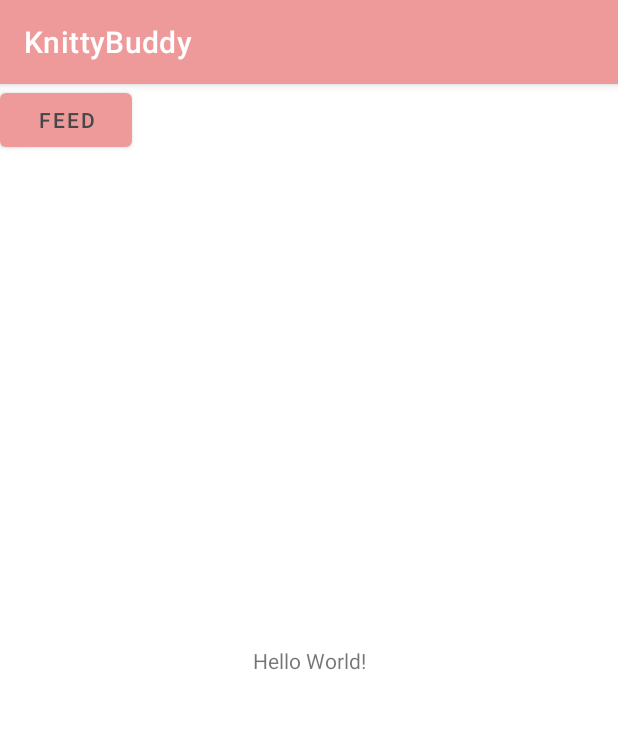
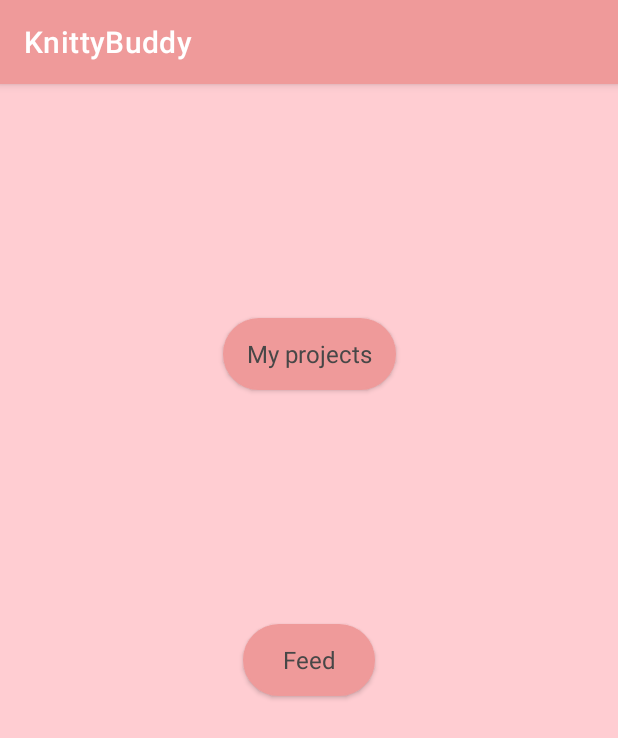
Before and after one commit to Solguden/knittybuddy, an Android app: the screen it shows after launch (MenuActivity), on a phone screen of 412 x 824 dp. Shown: the top 738 px of the screen. Run offline under Robolectric (Android 15) with nearby library versions, the phone set to English and light mode, and no system bars.

Commit message:
added adaptor to project

```diff
--- a/app/src/main/java/dk/au/mad21spring/group20/knittybuddy/MenuActivity.java
+++ b/app/src/main/java/dk/au/mad21spring/group20/knittybuddy/MenuActivity.java
@@ -8,17 +8,28 @@ import android.view.View;
 import android.widget.Button;
 
 import dk.au.mad21spring.group20.knittybuddy.feed.FeedActivity;
+import dk.au.mad21spring.group20.knittybuddy.project.ProjectEditActivity;
+import dk.au.mad21spring.group20.knittybuddy.project.ProjectListActivity;
 
 public class MenuActivity extends AppCompatActivity {
 
+    //widgets
     private Button feedBtn;
+    private Button projectsBtn;
+
+    //attributes
     public static final int REQUEST_CODE_FEED = 101;
+    public static final int REQUEST_CODE_PROJECTS = 201;
+
+    //life cycle
     @Override
     protected void onCreate(Bundle savedInstanceState) {
         super.onCreate(savedInstanceState);
         setContentView(R.layout.activity_menu);
 
         feedBtn = findViewById(R.id.feedBtn);
+        projectsBtn = findViewById(R.id.btn_menu_project);
+
         feedBtn.setOnClickListener(new View.OnClickListener(){
             @Override
             public void onClick(View view) {
@@ -26,12 +37,23 @@ public class MenuActivity extends AppCompatActivity {
             }
         });
 
+        projectsBtn.setOnClickListener(new View.OnClickListener(){
+            @Override
+            public void onClick(View view) {
+                goToProjectList();
+            }
+        });
     }
 
+    //methods
     private void goToFeed(){
         Intent intent = new Intent(this, FeedActivity.class);
         startActivityForResult(intent,REQUEST_CODE_FEED );
+    }
 
+    private void goToProjectList(){
+        Intent intent = new Intent(this, ProjectListActivity.class);
+        startActivityForResult(intent,REQUEST_CODE_PROJECTS );
     }
 
 }
--- a/app/src/main/res/layout/activity_menu.xml
+++ b/app/src/main/res/layout/activity_menu.xml
@@ -4,23 +4,29 @@
     xmlns:tools="http://schemas.android.com/tools"
     android:layout_width="match_parent"
     android:layout_height="match_parent"
-    tools:context=".MainActivity">
+    android:background="@color/background"
+    tools:context=".MenuActivity">
 
-    <TextView
+    <Button
+        android:id="@+id/feedBtn"
+        style="@style/buttonStyle"
         android:layout_width="wrap_content"
         android:layout_height="wrap_content"
-        android:text="Hello World!"
+        android:text="Feed"
         app:layout_constraintBottom_toBottomOf="parent"
-        app:layout_constraintLeft_toLeftOf="parent"
-        app:layout_constraintRight_toRightOf="parent"
+        app:layout_constraintEnd_toEndOf="parent"
+        app:layout_constraintStart_toStartOf="parent"
         app:layout_constraintTop_toTopOf="parent" />
 
     <Button
-        android:id="@+id/feedBtn"
+        android:id="@+id/btn_menu_project"
+        style="@style/buttonStyle"
         android:layout_width="wrap_content"
         android:layout_height="wrap_content"
-        android:text="Feed"
-        tools:layout_editor_absoluteX="165dp"
-        tools:layout_editor_absoluteY="544dp" />
+        android:text="My projects"
+        app:layout_constraintBottom_toTopOf="@+id/feedBtn"
+        app:layout_constraintEnd_toEndOf="parent"
+        app:layout_constraintStart_toStartOf="parent"
+        app:layout_constraintTop_toTopOf="parent" />
 
 </androidx.constraintlayout.widget.ConstraintLayout>
--- a/app/src/main/res/layout/activity_project_detail.xml
+++ b/app/src/main/res/layout/activity_project_detail.xml
@@ -9,13 +9,13 @@
 
     <Button
         android:id="@+id/btn_projectDetail_back"
+        style="@style/buttonStyle"
         android:layout_width="76dp"
         android:layout_height="76dp"
         android:layout_marginEnd="24dp"
         android:layout_marginRight="24dp"
         android:layout_marginBottom="24dp"
-        android:background="@drawable/round_shape"
-        app:backgroundTint="@color/buttonHeader"
+        android:text="@string/go_back"
         app:layout_constraintBottom_toBottomOf="parent"
         app:layout_constraintEnd_toEndOf="parent"
         tools:text="@string/go_back" />
@@ -27,7 +27,6 @@
         android:layout_height="56dp"
         android:layout_marginTop="16dp"
         android:background="@drawable/rounded_squared_shape_dark"
-        android:fontFamily="casual"
         android:gravity="center"
         android:text="project name"
         android:textStyle="bold"
@@ -48,7 +47,6 @@
         android:layout_marginRight="16dp"
         android:layout_marginBottom="16dp"
         android:background="@drawable/rounded_squared_shape_light"
-        android:fontFamily="casual"
         android:gravity="top|left"
         android:text="Notes bla bla bla"
         android:textStyle="bold"
--- a/app/src/main/res/layout/project_list_item.xml
+++ b/app/src/main/res/layout/project_list_item.xml
@@ -6,6 +6,7 @@
     android:layout_height="wrap_content"
     android:background="@color/background">
 
+    //this button has another color compared to the rest of the buttons
     <Button
         android:id="@+id/btn_project"
         style="@style/buttonStyle"
@@ -19,7 +20,7 @@
         android:layout_marginBottom="16dp"
         android:background="@drawable/round_shape"
         android:text="Project"
-        app:backgroundTint="@color/backgroundHeaderColor"
+        app:backgroundTint="@color/backgroundHeader"
         app:layout_constraintBottom_toBottomOf="parent"
         app:layout_constraintEnd_toEndOf="parent"
         app:layout_constraintStart_toStartOf="parent"
--- a/app/src/main/res/values/themes.xml
+++ b/app/src/main/res/values/themes.xml
@@ -6,6 +6,7 @@
         <item name="colorPrimaryVariant">@color/backgroundHeader</item>
         <item name="colorPrimarySurface">@color/background</item>
         <item name="colorOnPrimary">@color/textColor</item>
+        <item name="backgroundColor">@color/background</item>
         <!-- Secondary brand color. -->
         <item name="colorSecondary">@color/teal_200</item>
         <item name="colorSecondaryVariant">@color/teal_700</item>
@@ -18,10 +19,13 @@
     <style name="buttonStyle" parent="@android:style/Widget.Button.Small">
         <item name="android:textColor">@color/textColor</item>
         <item name="android:textSize">16sp</item>
+        <item name="android:background">@drawable/round_shape</item>
+        <item name="backgroundTint">@color/buttonHeader</item>
     </style>
 
     <style name="textFieldStyle" parent="@android:style/Widget.TextView">
         <item name="android:textColor">@color/textColor</item>
         <item name="android:textSize">18sp</item>
+        <item name="android:fontFamily">casual</item>
     </style>
 </resources>
```
Also changed, not shown: app/src/main/java/dk/au/mad21spring/group20/knittybuddy/project/ProjectAdapter.java (+64 -1 lines), app/src/main/res/layout/activity_project_edit.xml (+6 -6 lines), app/src/main/res/layout/activity_project_list.xml (+2 -5 lines).
